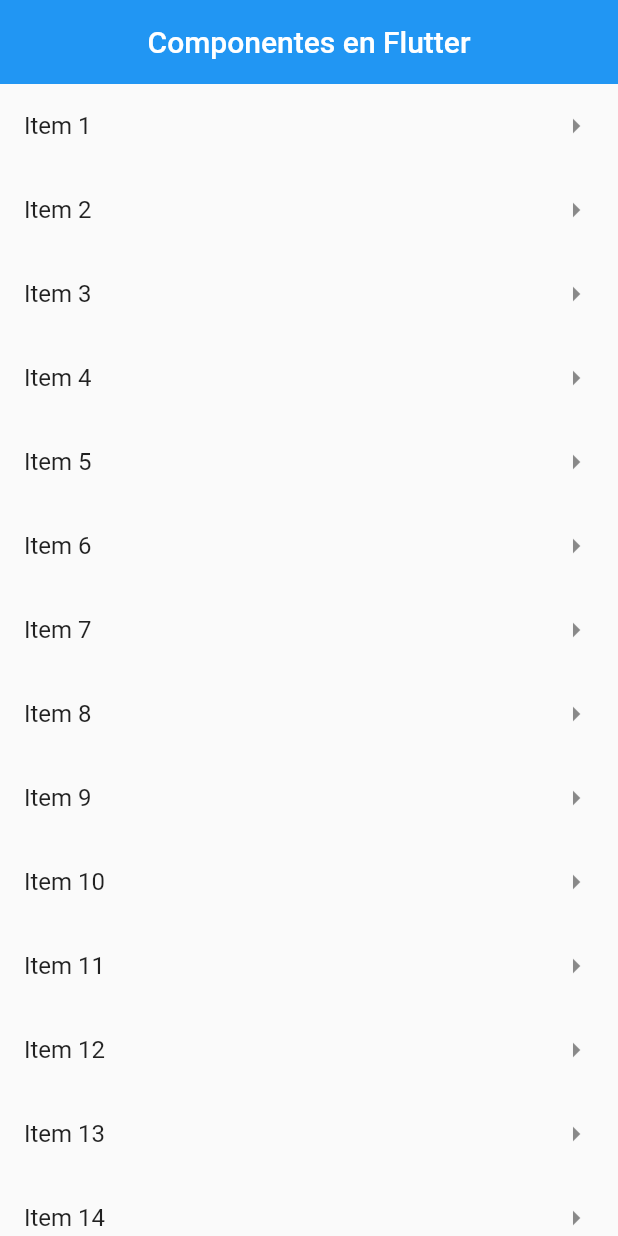
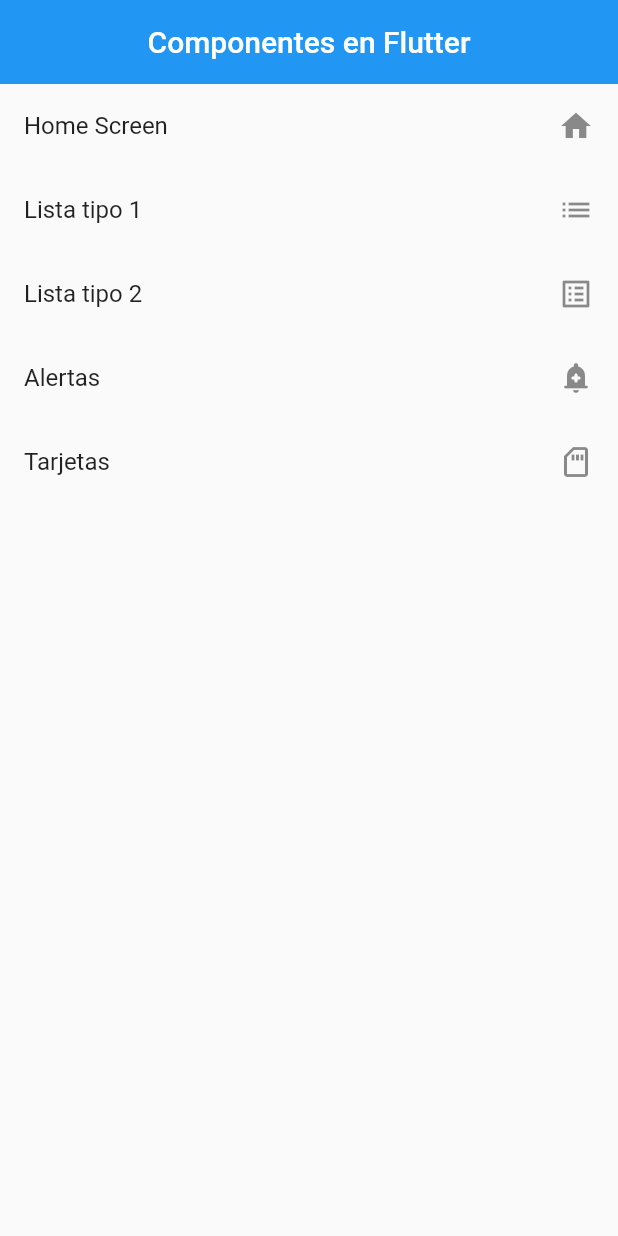
Before and after one commit to apacoder/curso-flutter, a Flutter app: the screen it shows after launch, on a phone screen of 412 x 824 dp. Run offline on Flutter 3.47's test engine with Material 2 defaults, Android fonts, the phone set to English and light mode, and no system bars.

Commit message:
router terminado

```diff
--- a/lib/curso/2_widgets/home_screen.dart
+++ b/lib/curso/2_widgets/home_screen.dart
@@ -1,3 +1,4 @@
+import 'package:examples/curso/2_widgets/widgets.dart';
 import 'package:flutter/material.dart';
 
 class HomeScreen extends StatelessWidget {
@@ -5,6 +6,7 @@
 
   @override
   Widget build(BuildContext context) {
+    final options = AppRoute.menuOption;
     return Scaffold(
       appBar: AppBar(
         title: const Text('Componentes en Flutter'),
@@ -12,18 +14,18 @@
         elevation: 0,
       ),
       body: ListView.builder(
-        itemBuilder: (context, index) => ListTile(
-          title: Text('Item ${index + 1}'),
-          trailing: const Icon(Icons.arrow_right),
+        itemBuilder: (context, i) => ListTile(
+          title: Text(options[i].name),
+          trailing: Icon(options[i].icon),
           onTap: () {
             // final route = MaterialPageRoute(
             //   builder: (context) => const ListView1Screen(),
             // );
             // Navigator.push(context, route);
-            Navigator.pushNamed(context, 'alert');
+            Navigator.pushNamed(context, options[i].route);
           },
         ),
-        itemCount: 20,
+        itemCount: options.length,
       ),
     );
   }
--- /dev/null
+++ b/lib/curso/2_widgets/models/menu_option.dart
@@ -0,0 +1,15 @@
+import 'package:flutter/material.dart' show IconData, Widget;
+
+class MenuOption {
+  final String route;
+  final IconData icon;
+  final String name;
+  final Widget screen;
+
+  MenuOption({
+    required this.route,
+    required this.icon,
+    required this.name,
+    required this.screen,
+  });
+}
--- /dev/null
+++ b/lib/curso/2_widgets/router/app_routes.dart
@@ -0,0 +1,61 @@
+import 'package:examples/curso/2_widgets/widgets.dart';
+import 'package:flutter/material.dart';
+
+class AppRoute {
+  static const initialRoute = 'home';
+
+  static final menuOption = <MenuOption>[
+    MenuOption(
+      route: 'home',
+      icon: Icons.home,
+      name: 'Home Screen',
+      screen: const HomeScreen(),
+    ),
+    MenuOption(
+      route: 'listview1',
+      icon: Icons.list,
+      name: 'Lista tipo 1',
+      screen: const ListView1Screen(),
+    ),
+    MenuOption(
+      route: 'listview2',
+      icon: Icons.list_alt,
+      name: 'Lista tipo 2',
+      screen: const ListView2Screen(),
+    ),
+    MenuOption(
+      route: 'alert',
+      icon: Icons.add_alert_rounded,
+      name: 'Alertas',
+      screen: const AlertScreen(),
+    ),
+    MenuOption(
+      route: 'card',
+      icon: Icons.sd_card_outlined,
+      name: 'Tarjetas',
+      screen: const CardScreen(),
+    ),
+  ];
+
+  static Map<String, Widget Function(BuildContext)> getAppRoutes() {
+    Map<String, Widget Function(BuildContext)> appRoutes = {};
+
+    for (final option in menuOption) {
+      appRoutes.addAll({option.route: (context) => option.screen});
+    }
+
+    return appRoutes;
+  }
+
+  static Map<String, Widget Function(BuildContext)> routes = {
+    'home': (context) => const HomeScreen(),
+    'listview1': (context) => const ListView1Screen(),
+    'listview2': (context) => const ListView2Screen(),
+    'alert': (context) => const AlertScreen(),
+    'card': (context) => const CardScreen(),
+  };
+
+  static Route<dynamic> onGenerateRoute(RouteSettings settings) {
+    return MaterialPageRoute(builder: (context) => const AlertScreen());
+  }
+}
--- a/lib/curso/2_widgets/widgets.dart
+++ b/lib/curso/2_widgets/widgets.dart
@@ -3,3 +3,5 @@
 export 'package:examples/curso/2_widgets/home_screen.dart';
 export 'package:examples/curso/2_widgets/listview1_screen.dart';
 export 'package:examples/curso/2_widgets/listview2_screen.dart';
+export 'package:examples/curso/2_widgets/models/menu_option.dart';
+export 'package:examples/curso/2_widgets/router/app_routes.dart';
--- a/lib/main.dart
+++ b/lib/main.dart
@@ -1,6 +1,5 @@
+import 'package:examples/curso/2_widgets/widgets.dart';
 import 'package:flutter/material.dart';
-
-import 'curso/2_widgets/widgets.dart';
 
 void main() {
   runApp(const MyApp());
@@ -15,14 +14,9 @@
       debugShowCheckedModeBanner: false,
       title: 'Material App',
       // home: const CardScreen(),
-      initialRoute: 'home',
-      routes: {
-        'home': (context) => const HomeScreen(),
-        'listview1': (context) => const ListView1Screen(),
-        'listview2': (context) => const ListView2Screen(),
-        'alert': (context) => const AlertScreen(),
-        'card': (context) => const CardScreen(),
-      },
+      initialRoute: AppRoute.initialRoute,
+      routes: AppRoute.getAppRoutes(),
+      onGenerateRoute: AppRoute.onGenerateRoute,
     );
   }
 }
```
